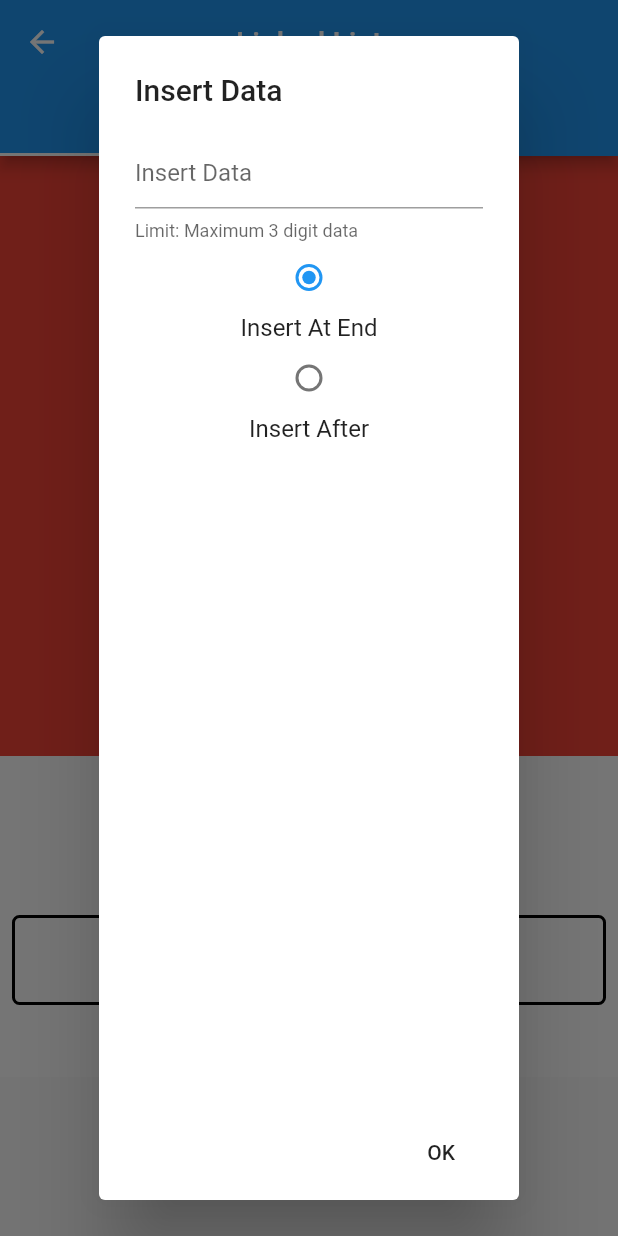
After one commit to Monster-18/data_structures, a Flutter app: the LinkedListDS screen opened by its route, after a tap on "Insert", on a phone screen of 412 x 824 dp. The commit adds this screen. Run offline on Flutter 3.47's test engine with Material 2 defaults, Android fonts, the phone set to English and light mode, and no system bars.

Commit message:
Started Linked List DS.

```diff
--- /dev/null
+++ b/lib/data_structures/linked_list.dart
@@ -0,0 +1,530 @@
+import 'package:flutter/material.dart';
+
+class LinkedListDS extends StatelessWidget {
+  @override
+  Widget build(BuildContext context) {
+    return DefaultTabController(
+        length: 2,
+        child: Scaffold(
+          appBar: AppBar(
+            title: Text('Linked List'),
+            centerTitle: true,
+            bottom: TabBar(
+              tabs: [
+                Tab(
+                  child: Text(
+                    'Working',
+                    style: TextStyle(
+                        fontWeight: FontWeight.bold,
+                        fontSize: 16.0
+                    ),
+                  ),
+                ),
+                Tab(
+                  child: Text(
+                    'Info',
+                    style: TextStyle(
+                        fontWeight: FontWeight.bold,
+                        fontSize: 16.0
+                    ),
+                  ),
+                ),
+              ],
+            ),
+          ),
+          body: TabBarView(
+            children: [
+              LinkedListImplementation(),
+              LinkedlistInfo()
+            ],
+          ),
+        )
+    );
+  }
+}
+
+class LinkedListImplementation extends StatefulWidget {
+  @override
+  _LinkedListImplementationState createState() => _LinkedListImplementationState();
+}
+
+class _LinkedListImplementationState extends State<LinkedListImplementation> {
+  LinkedListOperations _listOperations = new LinkedListOperations();
+
+  TextEditingController insertDataController = new TextEditingController();
+  TextEditingController insertDataAfterController = new TextEditingController();
+
+  //Controlling Radio Buttons
+  bool isAfter = false;
+
+  Future<void> alertBoxForInsertingData(BuildContext context){
+
+    FlatButton okButton = new FlatButton(
+      onPressed: (){},
+      child: Text('OK'),
+    );
+
+    //Input data
+    TextField insertData = new TextField(
+      controller: insertDataController,
+      decoration: InputDecoration(
+        hintText: 'Insert Data',
+        helperText: 'Limit: Maximum 3 digit data'
+      ),
+      keyboardType: TextInputType.number,
+    );
+
+    //Input data After
+    TextField afterData = new TextField(
+      controller: insertDataAfterController,
+      decoration: InputDecoration(
+          hintText: 'Data...',
+          helperText: 'Limit: Enter existing data'
+      ),
+      keyboardType: TextInputType.number,
+    );
+
+    Column radioBtn = new Column(
+      children: [
+        Radio(
+          value: false,
+          groupValue: isAfter,
+          onChanged: (bool value){
+              isAfter = value;
+          },
+        ),
+        Text('Insert At End'),
+        Radio(
+          value: true,
+          groupValue: isAfter,
+          onChanged: (bool value){
+            isAfter = value;
+          },
+        ),
+        Text('Insert After'),
+      ],
+    );
+
+    Column contents = new Column(
+      children: [
+        insertData,
+        radioBtn,
+        (isAfter)? afterData: Container()
+      ],
+    );
+
+    AlertDialog alert = new AlertDialog(
+      title: Text('Insert Data'),
+      content: contents,
+      actions: [
+        okButton
+      ],
+    );
+
+    return showDialog(
+      barrierDismissible: false,
+      context: context,
+      builder: (context){
+        return alert;
+      }
+    );
+  }
+
+  List<Widget> listBody(){
+    List<String> list = _listOperations.getList();
+
+    if(list.isEmpty){   //Empty List
+      return [];
+    }
+
+    List<Widget> l = [];
+
+    for(String data in list){
+      l.add(
+        //Node of a Linked List
+        Container(
+          width: 100,
+          height: 50,
+          child: Row(
+            children: [
+              Expanded(
+                  flex: 2,
+                  child: Container(
+                    height: 50,
+                    decoration: BoxDecoration(
+                      color: Colors.blue,
+                        border: Border.all(color: Colors.black, width: 1.0, style: BorderStyle.solid)
+                    ),
+                    child: Center(
+                        child: Text(
+                            '$data',
+                          style: TextStyle(
+                            fontWeight: FontWeight.bold,
+                          ),
+                        )
+                    ),
+                  )
+              ),
+              Expanded(
+                  flex: 1,
+                  child: Container(
+                      height: 50,
+                      decoration: BoxDecoration(
+                        color: Colors.green,
+                          border: Border.all(color: Colors.black, width: 1.0, style: BorderStyle.solid)
+                      ),
+                      child: Text(''))
+              )
+            ],
+          ),
+        ),
+      );
+
+      //Connector Arrow
+      l.add(
+        Icon(
+          Icons.arrow_forward,
+          size: 30.0,
+        ),
+      );
+    }
+
+    //Adds Null Pointer at last
+    l.add(
+      Center(
+        child: Text(
+          'NULL',
+          style: TextStyle(
+            fontWeight: FontWeight.bold,
+            fontSize: 20.0
+          ),
+        ),
+      )
+    );
+
+    return l;
+
+  }
+
+  @override
+  Widget build(BuildContext context) {
+    return SingleChildScrollView(
+      child: Container(
+        color: Colors.white70,
+        child: Column(
+          mainAxisAlignment: MainAxisAlignment.spaceEvenly,
+          children: [
+            //Space for Implementation
+            Container(
+              color: Colors.red,
+              width: MediaQuery.of(context).size.width,
+              height: 400.0,
+              child: Container(
+                child: Padding(
+                  padding: const EdgeInsets.all(8.0),
+                  child: ListView(
+                    scrollDirection: Axis.horizontal,
+                    children: listBody()
+                    // [
+                    //   Container(
+                    //     width: 100,
+                    //     height: 50,
+                    //     color: Colors.red,
+                    //     child: Row(
+                    //       children: [
+                    //         Expanded(
+                    //           flex: 2,
+                    //           child: Container(
+                    //             height: 50,
+                    //             decoration: BoxDecoration(
+                    //               border: Border.all(color: Colors.black, width: 1.0, style: BorderStyle.solid)
+                    //             ),
+                    //             child: Center(child: Text('1')),
+                    //           )
+                    //         ),
+                    //         Expanded(
+                    //           flex: 1,
+                    //
+                    //             child: Container(
+                    //               height: 50,
+                    //                 decoration: BoxDecoration(
+                    //                     border: Border.all(color: Colors.black, width: 1.0, style: BorderStyle.solid)
+                    //                 ),
+                    //                 child: Text(''))
+                    //         )
+                    //       ],
+                    //     ),
+                    //   ),
+                    //   Icon(
+                    //       Icons.arrow_forward,
+                    //     size: 20.0,
+                    //   ),
+                    //   Container(
+                    //     width: 100,
+                    //     height: 50,
+                    //     color: Colors.red,
+                    //     child: Row(
+                    //       children: [
+                    //         Expanded(
+                    //             flex: 2,
+                    //             child: Container(
+                    //               height: 50,
+                    //               decoration: BoxDecoration(
+                    //                   border: Border.all(color: Colors.black, width: 1.0, style: BorderStyle.solid)
+                    //               ),
+                    //               child: Center(child: Text('1')),
+                    //             )
+                    //         ),
+                    //         Expanded(
+                    //             flex: 1,
+                    //
+                    //             child: Container(
+                    //                 height: 50,
+                    //                 decoration: BoxDecoration(
+                    //                     border: Border.all(color: Colors.black, width: 1.0, style: BorderStyle.solid)
+                    //                 ),
+                    //                 child: Text(''))
+                    //         )
+                    //       ],
+                    //     ),
+                    //   ),
+                    //   Container(
+                    //     width: 100,
+                    //     height: 50,
+                    //     color: Colors.red,
+                    //     child: Row(
+                    //       children: [
+                    //         Expanded(
+                    //             flex: 2,
+                    //             child: Container(
+                    //               height: 50,
+                    //               decoration: BoxDecoration(
+                    //                   border: Border.all(color: Colors.black, width: 1.0, style: BorderStyle.solid)
+                    //               ),
+                    //               child: Center(child: Text('1')),
+                    //             )
+                    //         ),
+                    //         Expanded(
+                    //             flex: 1,
+                    //
+                    //             child: Container(
+                    //                 height: 50,
+                    //                 decoration: BoxDecoration(
+                    //                     border: Border.all(color: Colors.black, width: 1.0, style: BorderStyle.solid)
+                    //                 ),
+                    //                 child: Text(''))
+                    //         )
+                    //       ],
+                    //     ),
+                    //   ),
+                    //   Container(
+                    //     width: 100,
+                    //     height: 50,
+                    //     color: Colors.red,
+                    //     child: Row(
+                    //       children: [
+                    //         Expanded(
+                    //             flex: 2,
+                    //             child: Container(
+                    //               height: 50,
+                    //               decoration: BoxDecoration(
+                    //                   border: Border.all(color: Colors.black, width: 1.0, style: BorderStyle.solid)
+                    //               ),
+                    //               child: Center(child: Text('1')),
+                    //             )
+                    //         ),
+                    //         Expanded(
+                    //             flex: 1,
+                    //
+                    //             child: Container(
+                    //                 height: 50,
+                    //                 decoration: BoxDecoration(
+                    //                     border: Border.all(color: Colors.black, width: 1.0, style: BorderStyle.solid)
+                    //                 ),
+                    //                 child: Text(''))
+                    //         )
+                    //       ],
+                    //     ),
+                    //   ),
+                    //   Container(
+                    //     width: 100,
+                    //     height: 50,
+                    //     color: Colors.red,
+                    //     child: Row(
+                    //       children: [
+                    //         Expanded(
+                    //             flex: 2,
+                    //             child: Container(
+                    //               height: 50,
+                    //               decoration: BoxDecoration(
+                    //                   border: Border.all(color: Colors.black, width: 1.0, style: BorderStyle.solid)
+                    //               ),
+                    //               child: Center(child: Text('1')),
+                    //             )
+                    //         ),
+                    //         Expanded(
+                    //             flex: 1,
+                    //
+                    //             child: Container(
+                    //                 height: 50,
+                    //                 decoration: BoxDecoration(
+                    //                     border: Border.all(color: Colors.black, width: 1.0, style: BorderStyle.solid)
+                    //                 ),
+                    //                 child: Text(''))
+                    //         )
+                    //       ],
+                    //     ),
+                    //   ),
+                    // ],
+                  ),
+                ),
+              ),
+            ),
+
+            SizedBox(
+              height: 10,
+            ),
+
+            //Stack Operations
+            Row(
+              mainAxisAlignment: MainAxisAlignment.spaceEvenly,
+              children: [
+                RaisedButton(
+                  onPressed: () async{
+                    // _listOperations.insert("1");
+                    // setState(() {
+                    //
+                    // });
+                    await alertBoxForInsertingData(context);
+                    // await alertBoxForPushingData(context);
+                    // if(pushEleController.text.isNotEmpty){
+                    //   String pushedData = pushEleController.text.trim();
+                    //   bool flag = _stack.push(pushedData);
+                    //   pushEleController.clear();
+                    //   if(!flag){
+                    //     info = false;
+                    //     error = true;
+                    //     errorText = "Stack Overflow";
+                    //   }else{
+                    //     error = false;
+                    //     info = true;
+                    //     infoText = "Pushed $pushedData";
+                    //   }
+                    //   setState(() {});
+                    // }
+                  },
+                  child: Text('Insert'),
+                ),
+                RaisedButton(
+                  onPressed: (){
+                    _listOperations.delete("1");
+                    // _listOperations.insertAfter("2", "1");
+                    setState(() {
+
+                    });
+                    // String data = _stack.pop();
+                    // if(data == null){
+                    //   info = false;
+                    //   error = true;
+                    //   errorText = "Stack Underflow";
+                    // }else{
+                    //   error = false;
+                    //   info = true;
+                    //   infoText = "Poped $data";
+                    // }
+                    // setState(() {});
+                  },
+                  child: Text('Delete'),
+                ),
+              ],
+            ),
+
+            SizedBox(
+              height: 40,
+            ),
+
+            //Info
+            Padding(
+              padding: const EdgeInsets.all(8.0),
+              child: Container(
+                width: MediaQuery.of(context).size.width,
+                height: 60.0,
+                decoration: BoxDecoration(
+                    border: Border.all(
+                        color: //(error)? Colors.red: (info)? Colors.blue:
+                        Colors.black,
+                        width: 2.0,
+                        style: BorderStyle.solid
+                    ),
+                    borderRadius: BorderRadius.all(Radius.circular(5.0))
+                ),
+                child: Padding(
+                  padding: const EdgeInsets.all(10.0),
+                  child: Container(
+                    child: Center(
+                      child:
+                      // (error)?
+                      // Text(
+                      //   errorText,
+                      //   style: TextStyle(
+                      //       fontSize: 20.0
+                      //   ),
+                      // ):
+                      // (info)?
+                      // Text(
+                      //   infoText,
+                      //   style: TextStyle(
+                      //       fontSize: 20.0
+                      //   ),
+                      // ):
+                      Text('Empty List'),
+                    ),
+                  ),
+                ),
+              ),
+            ),
+
+            SizedBox(
+              height: 40,
+            ),
+          ],
+        ),
+      ),
+    );
+  }
+}
+
+class LinkedListOperations{
+  List<String> list = [];
+
+  //Inserting data atLast
+  void insert(String data){
+    list.add(data);
+  }
+
+  //Inserting data after an element
+  void insertAfter(String data, String after){
+    int index = list.indexOf(after);    //Index of the element
+
+    list.insert(index+1, data);
+  }
+
+  //Deleting data from the list
+  void delete(String data){
+    list.remove(data);
+  }
+
+  List<String> getList(){
+    return list;
+  }
+}
+
+
+class LinkedlistInfo extends StatelessWidget {
+  @override
+  Widget build(BuildContext context) {
+    return Container(
+
+    );
+  }
+}
--- a/lib/data_structures/stack.dart
+++ b/lib/data_structures/stack.dart
@@ -96,7 +96,7 @@ class _StackImplementationState extends State<StackImplementation> {
 
     FlatButton okButton = FlatButton(
       onPressed: (){
-        if(pushEleController.text.isEmpty || pushEleController.text.length > 10){
+        if(pushEleController.text.trim().isEmpty || pushEleController.text.trim().length > 10){
           pushEleController.clear();
         }else{
           Navigator.pop(context);
@@ -190,7 +190,7 @@ class _StackImplementationState extends State<StackImplementation> {
                     onPressed: () async{
                       await alertBoxForPushingData(context);
                       if(pushEleController.text.isNotEmpty){
-                        String pushedData = pushEleController.text;
+                        String pushedData = pushEleController.text.trim();
                         bool flag = _stack.push(pushedData);
                         pushEleController.clear();
                         if(!flag){
--- a/lib/home.dart
+++ b/lib/home.dart
@@ -26,6 +26,20 @@ class Home extends StatelessWidget {
                     title: "Queue",
                     callback: (){
                       Navigator.pushNamed(context, '/queue');
+                    },
+                  ),
+                ],
+              ),
+              SizedBox(
+                height: 20.0,
+              ),
+              Row(
+                mainAxisAlignment: MainAxisAlignment.spaceEvenly,
+                children: [
+                  Button(
+                    title: "Linked List",
+                    callback: (){
+                      Navigator.pushNamed(context, '/linkedList');
                     },
                   ),
                 ],
--- a/lib/main.dart
+++ b/lib/main.dart
@@ -6,6 +6,7 @@ import 'package:data_structures/home.dart';
 //Data Structures
 import 'package:data_structures/data_structures/stack.dart';
 import 'package:data_structures/data_structures/queue.dart';
+import 'package:data_structures/data_structures/linked_list.dart';
 
 void main() {
   runApp(MyApp());
@@ -30,6 +31,7 @@ class MyApp extends StatelessWidget {
         //Data Structures
         '/stack': (context) => StackDS(),
         '/queue': (context) => QueueDS(),
+        '/linkedList': (context) => LinkedListDS()
       },
 
     );
```
